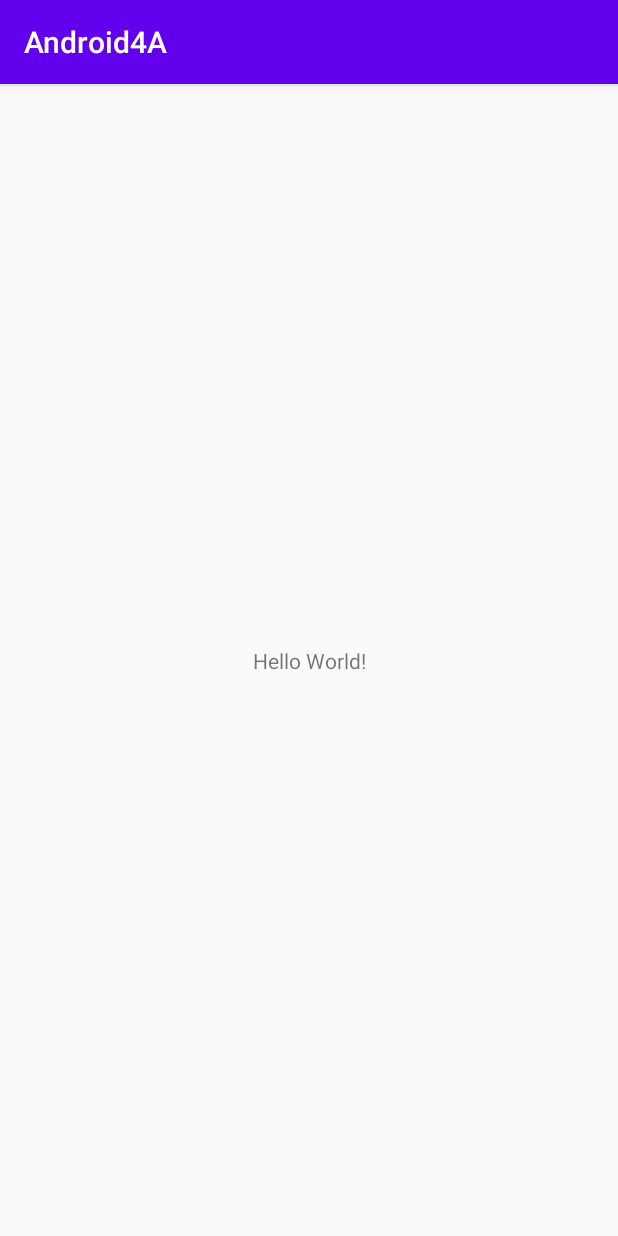
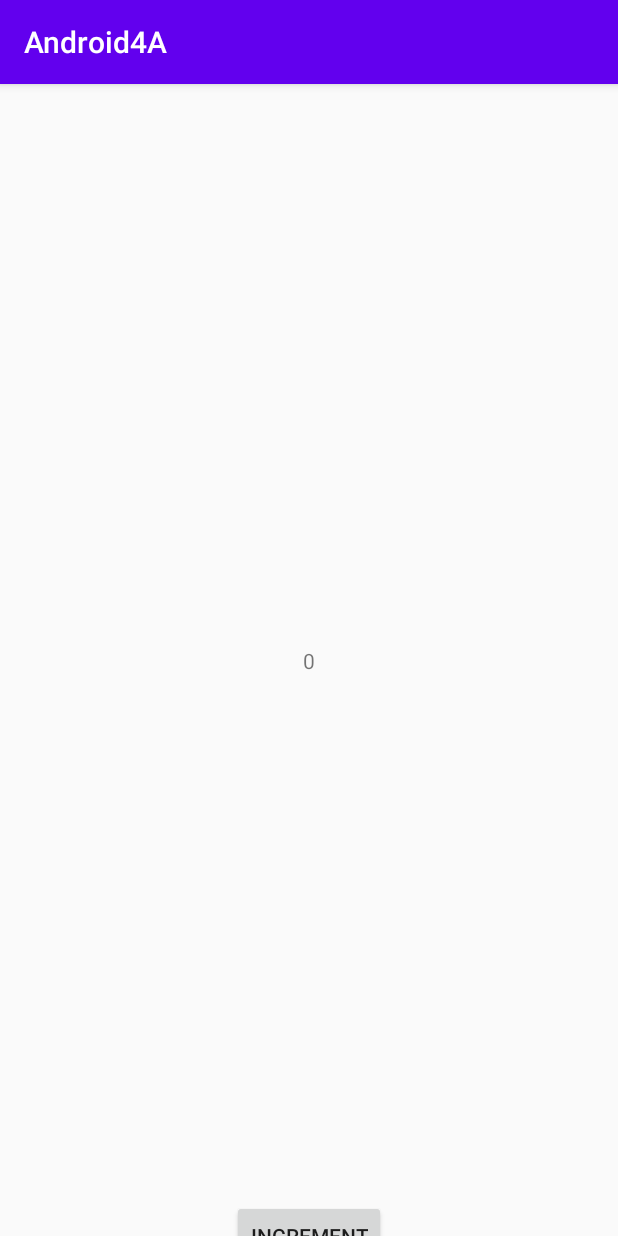
Before and after one commit to TMetagang/Android4A, an Android app: the screen it shows after launch (MainActivity), on a phone screen of 412 x 824 dp. Run offline under Robolectric (Android 15) with nearby library versions, the phone set to English and light mode, and no system bars.

Commit message:
Add coin + MVVM Architecture

```diff
--- a/app/build.gradle
+++ b/app/build.gradle
@@ -26,11 +26,22 @@ android {
 }
 
 dependencies {
+
+    def koin_version = '2.2.1'
+
+
     implementation fileTree(dir: 'libs', include: ['*.jar'])
     implementation "org.jetbrains.kotlin:kotlin-stdlib-jdk7:$kotlin_version"
     implementation 'androidx.appcompat:appcompat:1.2.0'
     implementation 'androidx.core:core-ktx:1.3.2'
     implementation 'androidx.constraintlayout:constraintlayout:2.0.4'
+
+    implementation "org.koin:koin-core:$koin_version"
+    implementation "org.koin:koin-android-ext:$koin_version"
+    implementation "org.koin:koin-android-viewmodel:$koin_version"
+    implementation "org.koin:koin-android-scope:$koin_version"
+
+
     testImplementation 'junit:junit:4.12'
     androidTestImplementation 'androidx.test.ext:junit:1.1.2'
     androidTestImplementation 'androidx.test.espresso:espresso-core:3.3.0'
--- a/app/src/main/AndroidManifest.xml
+++ b/app/src/main/AndroidManifest.xml
@@ -3,6 +3,7 @@
     package="com.example.android4a">
 
     <application
+        android:name=".injection.EsieaApplication"
         android:allowBackup="true"
         android:icon="@mipmap/ic_launcher"
         android:label="@string/app_name"
--- a/app/src/main/java/com/example/android4a/MainActivity.kt
+++ b/app/src/main/java/com/example/android4a/MainActivity.kt
@@ -2,11 +2,26 @@ package com.example.android4a
 
 import androidx.appcompat.app.AppCompatActivity
 import android.os.Bundle
+import com.example.android4a.injection.MainViewModel
+import org.koin.android.ext.android.inject
+import java.util.*
+import androidx.lifecycle.Observer
+import kotlinx.android.synthetic.main.activity_main.*
 
 class MainActivity : AppCompatActivity() {
+
+    val mainViewModel: MainViewModel by inject()
 
     override fun onCreate(savedInstanceState: Bundle?) {
         super.onCreate(savedInstanceState)
         setContentView(R.layout.activity_main)
+
+        main_button.setOnClickListener{
+            mainViewModel.OnClickedIncrement()
+        }
+
+        mainViewModel.counter.observe(this, Observer {
+        value -> main_text.text = value.toString()
+    })
     }
 }
--- /dev/null
+++ b/app/src/main/java/com/example/android4a/injection/ApplicationModule.kt
@@ -0,0 +1,11 @@
+package com.example.android4a.injection
+
+
+import org.koin.core.module.Module
+import org.koin.dsl.module
+
+val presentationModule : Module = module{
+
+    factory { MainViewModel() }
+
+}
--- /dev/null
+++ b/app/src/main/java/com/example/android4a/injection/EsieaApplication.kt
@@ -0,0 +1,20 @@
+package com.example.android4a.injection
+
+import android.app.Application
+import org.koin.android.ext.koin.androidContext
+import org.koin.core.context.startKoin
+
+class EsieaApplication : Application(){
+
+    override fun onCreate(){
+        super.onCreate()
+        // start Koin!
+        startKoin {
+            // Android context
+            androidContext(this@EsieaApplication)
+            // modules
+            modules(presentationModule)
+        }
+    }
+
+}
--- /dev/null
+++ b/app/src/main/java/com/example/android4a/injection/MainViewModel.kt
@@ -0,0 +1,20 @@
+package com.example.android4a.injection
+
+import androidx.lifecycle.MutableLiveData
+import androidx.lifecycle.ViewModel
+
+class MainViewModel : ViewModel(){
+
+    val counter: MutableLiveData<Int> = MutableLiveData()
+
+    init {
+        counter.value = 0
+    }
+
+    fun OnClickedIncrement(){
+
+        counter.value = (counter.value ?: 0) + 1
+
+    }
+
+}
--- a/app/src/main/res/layout/activity_main.xml
+++ b/app/src/main/res/layout/activity_main.xml
@@ -7,6 +7,7 @@
     tools:context=".MainActivity">
 
     <TextView
+        android:id="@+id/main_text"
         android:layout_width="wrap_content"
         android:layout_height="wrap_content"
         android:text="Hello World!"
@@ -15,4 +16,15 @@
         app:layout_constraintRight_toRightOf="parent"
         app:layout_constraintTop_toTopOf="parent" />
 
+    <Button
+        android:id="@+id/main_button"
+        android:layout_width="wrap_content"
+        android:layout_height="wrap_content"
+        app:layout_constraintBottom_toBottomOf="parent"
+        app:layout_constraintLeft_toLeftOf="parent"
+        app:layout_constraintRight_toRightOf="parent"
+        app:layout_constraintTop_toBottomOf="parent"
+        android:text="increment"
+        />
+
 </androidx.constraintlayout.widget.ConstraintLayout>
```
